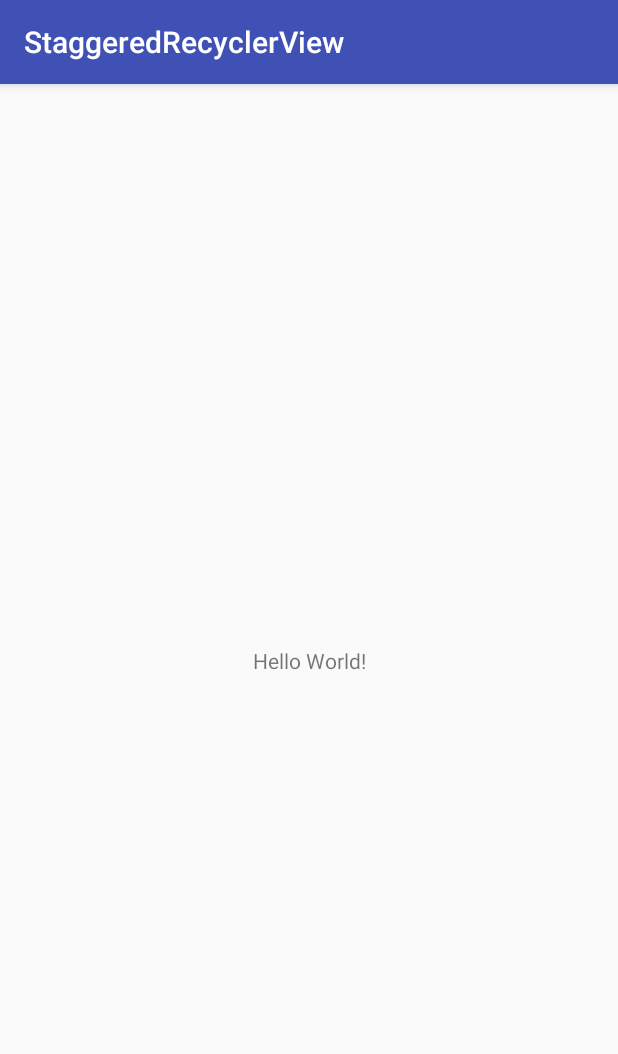
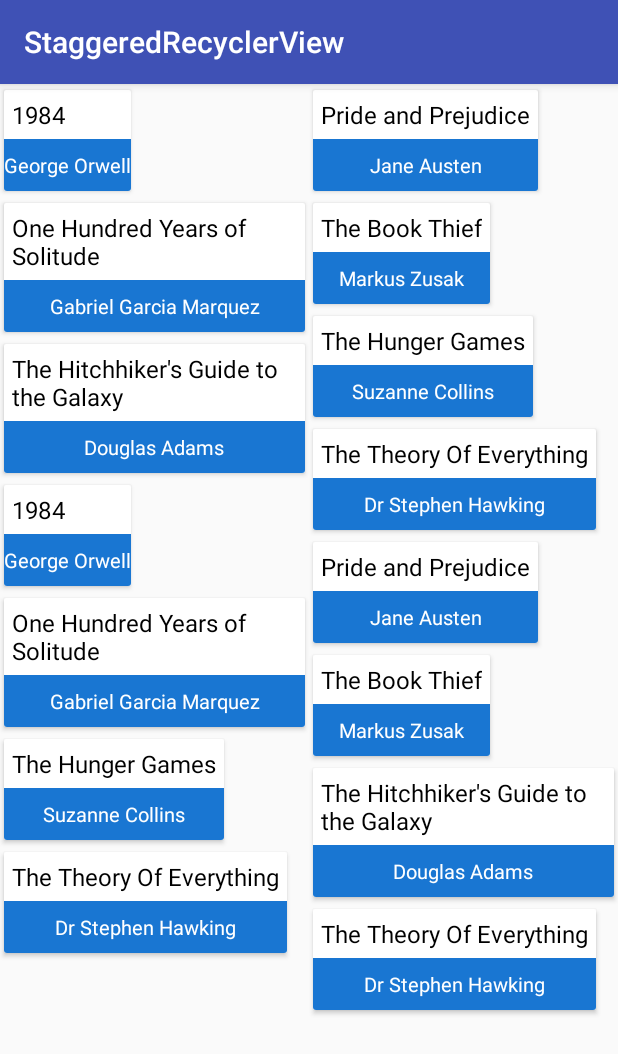
Before and after one commit to sakshayphanda/VariableLengthRecyclerView, an Android app: the screen it shows after launch (MainActivity), on a phone screen of 412 x 824 dp. Shown: the top 1054 px of the screen. Run offline under Robolectric (Android 15) with nearby library versions, the phone set to English and light mode, and no system bars.

Commit message:
initial commit

```diff
--- a/app/build.gradle
+++ b/app/build.gradle
@@ -25,4 +25,8 @@ dependencies {
     testImplementation 'junit:junit:4.12'
     androidTestImplementation 'com.android.support.test:runner:1.0.2'
     androidTestImplementation 'com.android.support.test.espresso:espresso-core:3.0.2'
+
+    implementation 'com.android.support:recyclerview-v7:28.0.0-alpha3'
+
+    implementation 'com.android.support:cardview-v7:28.0.0-alpha3'
 }
--- /dev/null
+++ b/app/src/main/java/com/sakshay/staggeredrecyclerview/ItemObject.java
@@ -0,0 +1,19 @@
+package com.sakshay.staggeredrecyclerview;
+
+public class ItemObject {
+    private String name;
+    private String author;
+
+    public ItemObject(String name, String auth) {
+        this.name = name;
+        this.author = auth;
+    }
+
+    public String getName() {
+        return name;
+    }
+
+    public String getAuthor() {
+        return author;
+    }
+}
--- a/app/src/main/java/com/sakshay/staggeredrecyclerview/MainActivity.java
+++ b/app/src/main/java/com/sakshay/staggeredrecyclerview/MainActivity.java
@@ -2,12 +2,51 @@ package com.sakshay.staggeredrecyclerview;
 
 import android.support.v7.app.AppCompatActivity;
 import android.os.Bundle;
+import android.support.v7.widget.RecyclerView;
+import android.support.v7.widget.StaggeredGridLayoutManager;
+
+import java.util.ArrayList;
+import java.util.List;
 
 public class MainActivity extends AppCompatActivity {
+
+    private RecyclerView recyclerView;
 
     @Override
     protected void onCreate(Bundle savedInstanceState) {
         super.onCreate(savedInstanceState);
         setContentView(R.layout.activity_main);
+
+        initUI();
+    }
+
+    private void initUI() {
+        recyclerView = findViewById(R.id.recyclerView);
+        StaggeredGridLayoutManager staggeredGridLayoutManager = new StaggeredGridLayoutManager(2, StaggeredGridLayoutManager.VERTICAL);
+        recyclerView.setLayoutManager(staggeredGridLayoutManager);
+        List<ItemObject> list= getListItemData();
+        RecyclerViewAdapter recyclerViewAdapter =new RecyclerViewAdapter(this,list);
+        recyclerView.setAdapter(recyclerViewAdapter);
+    }
+
+    private List<ItemObject> getListItemData()
+    {
+        List<ItemObject> listViewItems = new ArrayList<>();
+        listViewItems.add(new ItemObject("1984", "George Orwell"));
+        listViewItems.add(new ItemObject("Pride and Prejudice", "Jane Austen"));
+        listViewItems.add(new ItemObject("One Hundred Years of Solitude", "Gabriel Garcia Marquez"));
+        listViewItems.add(new ItemObject("The Book Thief", "Markus Zusak"));
+        listViewItems.add(new ItemObject("The Hunger Games", "Suzanne Collins"));
+        listViewItems.add(new ItemObject("The Hitchhiker's Guide to the Galaxy", "Douglas Adams"));
+        listViewItems.add(new ItemObject("The Theory Of Everything", "Dr Stephen Hawking"));
+        listViewItems.add(new ItemObject("1984", "George Orwell"));
+        listViewItems.add(new ItemObject("Pride and Prejudice", "Jane Austen"));
+        listViewItems.add(new ItemObject("One Hundred Years of Solitude", "Gabriel Garcia Marquez"));
+        listViewItems.add(new ItemObject("The Book Thief", "Markus Zusak"));
+        listViewItems.add(new ItemObject("The Hunger Games", "Suzanne Collins"));
+        listViewItems.add(new ItemObject("The Hitchhiker's Guide to the Galaxy", "Douglas Adams"));
+        listViewItems.add(new ItemObject("The Theory Of Everything", "Dr Stephen Hawking"));
+        listViewItems.add(new ItemObject("The Theory Of Everything", "Dr Stephen Hawking"));
+        return listViewItems;
     }
 }
--- /dev/null
+++ b/app/src/main/java/com/sakshay/staggeredrecyclerview/RecyclerViewAdapter.java
@@ -0,0 +1,52 @@
+package com.sakshay.staggeredrecyclerview;
+
+import android.content.Context;
+import android.support.annotation.NonNull;
+import android.support.v7.widget.RecyclerView;
+import android.view.LayoutInflater;
+import android.view.View;
+import android.view.ViewGroup;
+import android.widget.TextView;
+
+import java.util.List;
+
+public class RecyclerViewAdapter extends RecyclerView.Adapter<RecyclerViewAdapter.ViewHolder>{
+
+    private final Context context;
+    private final List<ItemObject> list;
+    private View view;
+
+    public RecyclerViewAdapter(Context context, List<ItemObject> list) {
+        this.context = context;
+        this.list = list;
+    }
+
+    @NonNull
+    @Override
+    public ViewHolder onCreateViewHolder(@NonNull ViewGroup viewGroup, int i) {
+        view=LayoutInflater.from(viewGroup.getContext()).inflate(R.layout.book_list_item,viewGroup,false);
+        return new ViewHolder(view);
+    }
+
+    @Override
+    public void onBindViewHolder(@NonNull ViewHolder viewHolder, int i) {
+        viewHolder.authorName.setText(list.get(i).getAuthor());
+        viewHolder.bookName.setText(list.get(i).getName());
+    }
+
+    @Override
+    public int getItemCount() {
+        return list.size();
+    }
+
+    class ViewHolder extends RecyclerView.ViewHolder {
+        private final TextView bookName;
+        private final TextView authorName;
+
+        public ViewHolder(@NonNull View itemView) {
+            super(itemView);
+            bookName = itemView.findViewById(R.id.BookName);
+            authorName = itemView.findViewById(R.id.AuthorName);
+        }
+    }
+}
--- a/app/src/main/res/layout/activity_main.xml
+++ b/app/src/main/res/layout/activity_main.xml
@@ -1,18 +1,16 @@
 <?xml version="1.0" encoding="utf-8"?>
-<android.support.constraint.ConstraintLayout xmlns:android="http://schemas.android.com/apk/res/android"
+<RelativeLayout xmlns:android="http://schemas.android.com/apk/res/android"
     xmlns:app="http://schemas.android.com/apk/res-auto"
     xmlns:tools="http://schemas.android.com/tools"
     android:layout_width="match_parent"
     android:layout_height="match_parent"
     tools:context=".MainActivity">
 
-    <TextView
-        android:layout_width="wrap_content"
-        android:layout_height="wrap_content"
-        android:text="Hello World!"
-        app:layout_constraintBottom_toBottomOf="parent"
-        app:layout_constraintLeft_toLeftOf="parent"
-        app:layout_constraintRight_toRightOf="parent"
-        app:layout_constraintTop_toTopOf="parent" />
+    <android.support.v7.widget.RecyclerView
+        android:id="@+id/recyclerView"
+        android:layout_width="match_parent"
+        android:scrollbars="vertical"
+        android:layout_height="match_parent">
 
-</android.support.constraint.ConstraintLayout>
+    </android.support.v7.widget.RecyclerView>
+</RelativeLayout>
--- /dev/null
+++ b/app/src/main/res/layout/book_list_item.xml
@@ -0,0 +1,37 @@
+<?xml version="1.0" encoding="utf-8"?>
+<android.support.v7.widget.CardView xmlns:android="http://schemas.android.com/apk/res/android"
+    xmlns:card_view="http://schemas.android.com/apk/res-auto"
+    android:id="@+id/card_view"
+    android:layout_width="wrap_content"
+    android:layout_height="wrap_content"
+    card_view:cardUseCompatPadding="true">
+
+    <LinearLayout
+        android:layout_width="match_parent"
+        android:layout_height="match_parent"
+        android:background="@android:color/white"
+        android:orientation="vertical">
+
+        <TextView
+            android:id="@+id/BookName"
+            android:layout_width="match_parent"
+            android:layout_height="wrap_content"
+            android:padding="5dp"
+            android:textColor="@android:color/black"
+            android:textSize="16sp" />
+
+        <TextView
+            android:id="@+id/AuthorName"
+            android:layout_width="match_parent"
+            android:layout_height="wrap_content"
+            android:layout_alignParentBottom="true"
+            android:background="#1976D2"
+            android:gravity="center_horizontal"
+            android:paddingBottom="8dp"
+            android:paddingTop="8dp"
+            android:text="hello"
+            android:textColor="#ffffff"
+            android:textSize="13sp" />
+    </LinearLayout>
+
+</android.support.v7.widget.CardView>
```
